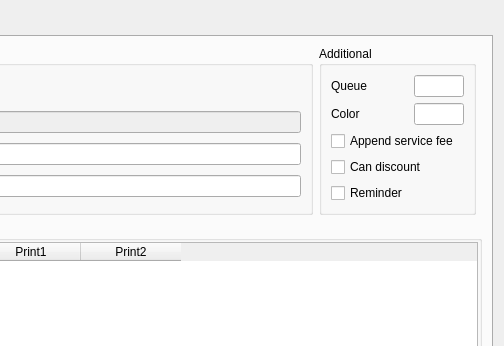
Above: Editors/c5dishwidget.ui from End1-1/Cafe5 before the change; both pictures show x 546 to 1050 and y 0 to 346 of the 1050 by 602 pixel window. Below: the same form after it.
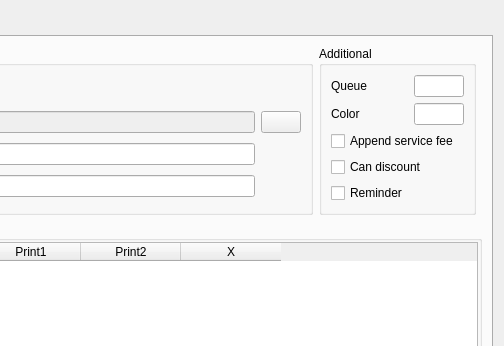
That is the form after the change. Icons and pictures are not drawn. Custom widgets are drawn as their Qt base class.

Patch:
```diff
--- a/Editors/c5dishwidget.ui
+++ b/Editors/c5dishwidget.ui
@@ -135,6 +135,17 @@
             </property>
            </widget>
           </item>
+          <item row="1" column="3">
+           <widget class="QPushButton" name="btnNewType">
+            <property name="text">
+             <string/>
+            </property>
+            <property name="icon">
+             <iconset resource="../resources/res.qrc">
+              <normaloff>:/new.png</normaloff>:/new.png</iconset>
+            </property>
+           </widget>
+          </item>
          </layout>
         </widget>
        </item>
@@ -205,6 +216,11 @@
               <string>Print2</string>
              </property>
             </column>
+            <column>
+             <property name="text">
+              <string>X</string>
+             </property>
+            </column>
            </widget>
           </item>
          </layout>
@@ -474,25 +490,25 @@
  </widget>
  <customwidgets>
   <customwidget>
-   <class>C5LineEditWithSelector</class>
-   <extends>QLineEdit</extends>
-   <header location="global">c5lineeditwithselector.h</header>
+   <class>C5CheckBox</class>
+   <extends>QCheckBox</extends>
+   <header location="global">c5checkbox.h</header>
   </customwidget>
   <customwidget>
    <class>C5LineEdit</class>
    <extends>QLineEdit</extends>
    <header location="global">c5lineedit.h</header>
   </customwidget>
+  <customwidget>
+   <class>C5LineEditWithSelector</class>
+   <extends>QLineEdit</extends>
+   <header location="global">c5lineeditwithselector.h</header>
+  </customwidget>
   <customwidget>
    <class>C5TableWidget</class>
    <extends>QTableWidget</extends>
    <header location="global">c5tablewidget.h</header>
   </customwidget>
-  <customwidget>
-   <class>C5CheckBox</class>
-   <extends>QCheckBox</extends>
-   <header location="global">c5checkbox.h</header>
-  </customwidget>
  </customwidgets>
  <resources>
   <include location="../resources/res.qrc"/>
```
Left out of the diff: 100 changed lines with no effect on the pictures.
